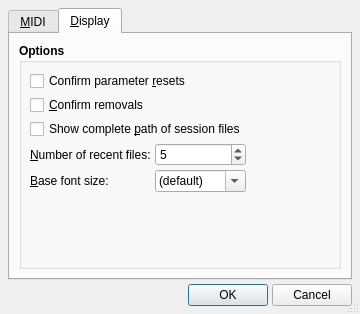
This is src/qxgeditOptionsForm.ui in rncbc/qxgedit as Qt 5 draws it before an edit. The edited form follows.
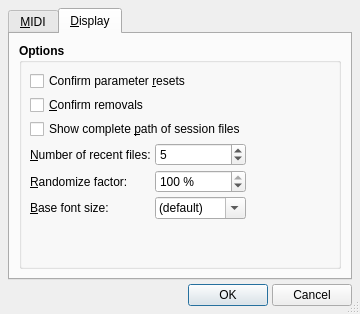
This is the edited form. The open tabs and pages were chosen to show the change. Icons and pictures are not drawn.

Commit message: - Randomization of all current vparameter values is now available,   allowing for great experimentation and exploration of brand new   sound settings (just try View/Randomize).

```diff
--- a/src/qxgeditOptionsForm.ui
+++ b/src/qxgeditOptionsForm.ui
@@ -186,6 +186,19 @@
             </property>
            </widget>
           </item>
+          <item row="0" column="2" rowspan="6">
+           <spacer>
+            <property name="orientation">
+             <enum>Qt::Horizontal</enum>
+            </property>
+            <property name="sizeHint" stdset="0">
+             <size>
+              <width>0</width>
+              <height>20</height>
+             </size>
+            </property>
+           </spacer>
+          </item>
           <item row="1" column="0" colspan="2" >
            <widget class="QCheckBox" name="ConfirmRemoveCheckBox" >
             <property name="font" >
@@ -224,19 +237,6 @@
             </property>
            </widget>
           </item>
-          <item row="0" column="2" rowspan="5">
-           <spacer>
-            <property name="orientation">
-             <enum>Qt::Horizontal</enum>
-            </property>
-            <property name="sizeHint" stdset="0">
-             <size>
-              <width>0</width>
-              <height>20</height>
-             </size>
-            </property>
-           </spacer>
-          </item>
           <item row="3" column="0">
            <widget class="QLabel" name="MaxRecentFilesTextLabel">
             <property name="font">
@@ -276,6 +276,47 @@
            </widget>
           </item>
           <item row="4" column="0">
+           <widget class="QLabel" name="RandomizePerctTextLabel">
+            <property name="font">
+             <font>
+              <weight>50</weight>
+              <bold>false</bold>
+             </font>
+            </property>
+            <property name="text">
+             <string>&amp;Randomize factor:</string>
+            </property>
+            <property name="buddy">
+             <cstring>RandomizePerctSpinBox</cstring>
+            </property>
+           </widget>
+          </item>
+          <item row="4" column="1">
+           <widget class="QSpinBox" name="RandomizePerctSpinBox">
+            <property name="font">
+             <font>
+              <weight>50</weight>
+              <bold>false</bold>
+             </font>
+            </property>
+            <property name="toolTip">
+             <string>Randomizer deviation from current value</string>
+            </property>
+            <property name="suffix" >
+             <string> %</string>
+            </property>
+            <property name="minimum">
+             <number>1</number>
+            </property>
+            <property name="maximum">
+             <number>100</number>
+            </property>
+            <property name="value">
+             <number>100</number>
+            </property>
+           </widget>
+          </item>
+          <item row="5" column="0">
            <widget class="QLabel" name="BaseFontSizeTextLabel">
             <property name="font">
              <font>
@@ -291,7 +332,7 @@
             </property>
            </widget>
           </item>
-          <item row="4" column="1">
+          <item row="5" column="1">
            <widget class="QComboBox" name="BaseFontSizeComboBox">
             <property name="font">
              <font>
```
Left out of the diff: 1 changed line with no effect on the pictures. The commit also changes 13 other files.
